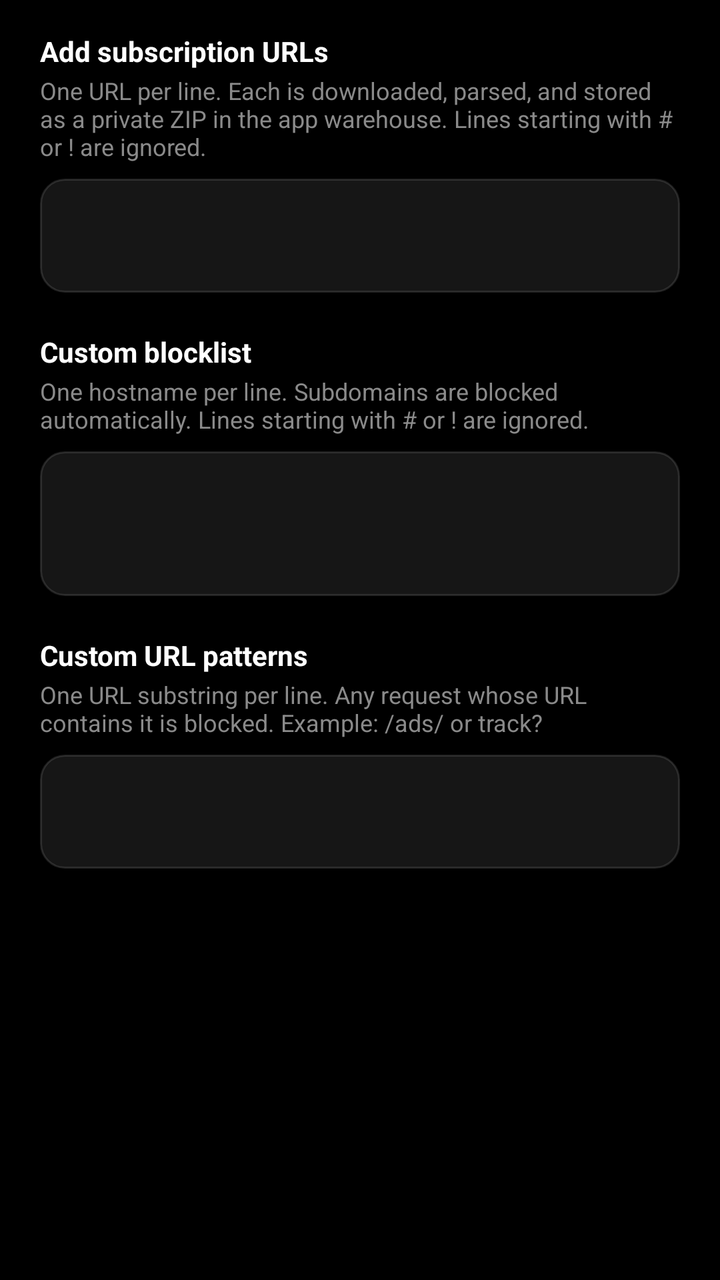
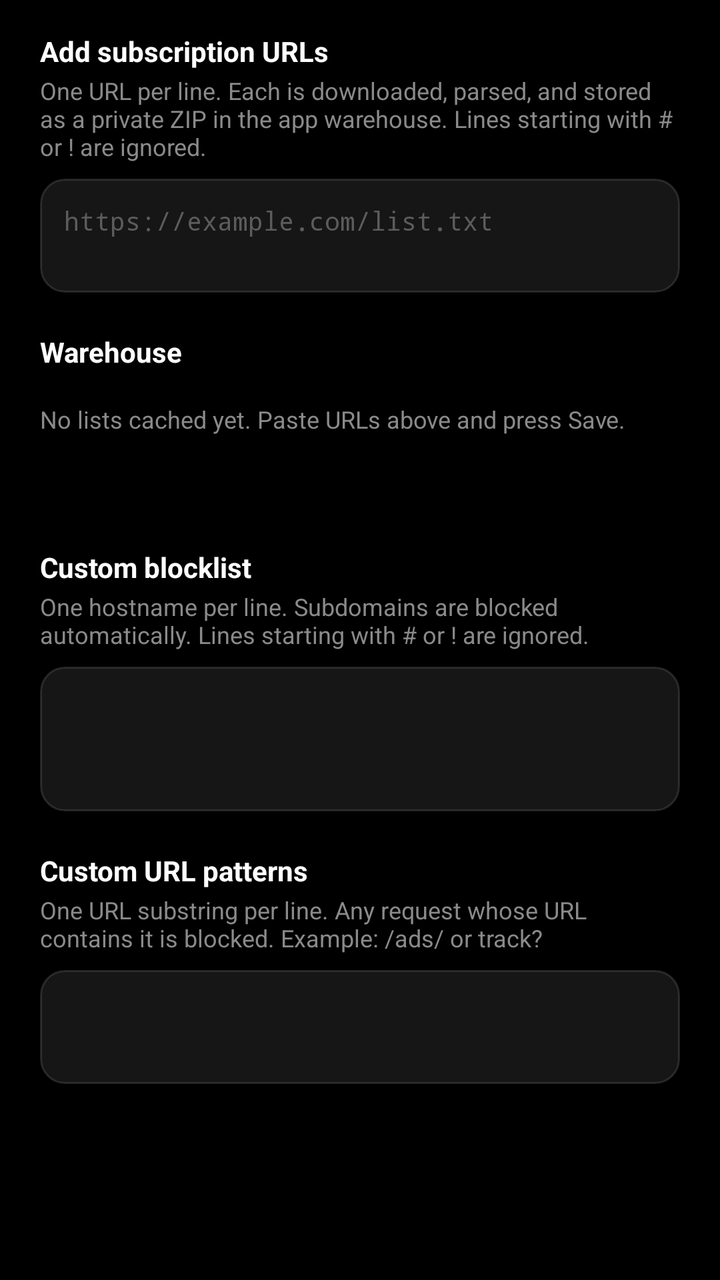

Before-and-after screenshots of an Android layout around one commit, followed by the original layout XML and the change that was made.
<!-- AndroidManifest.xml: application theme Theme.MinimalBrowser -->
<!-- res/layout/dialog_custom_filters.xml -->
<?xml version="1.0" encoding="utf-8"?>
<ScrollView xmlns:android="http://schemas.android.com/apk/res/android"
    android:layout_width="match_parent"
    android:layout_height="wrap_content"
    android:paddingStart="20dp"
    android:paddingEnd="20dp"
    android:paddingTop="8dp"
    android:paddingBottom="4dp"
    android:fillViewport="true">

    <LinearLayout
        android:layout_width="match_parent"
        android:layout_height="wrap_content"
        android:orientation="vertical">

        <TextView
            android:layout_width="match_parent"
            android:layout_height="wrap_content"
            android:layout_marginTop="8dp"
            android:text="@string/custom_filters_subscriptions_label"
            android:textColor="@color/text_primary"
            android:textSize="14sp"
            android:textStyle="bold" />

        <TextView
            android:layout_width="match_parent"
            android:layout_height="wrap_content"
            android:layout_marginTop="2dp"
            android:layout_marginBottom="8dp"
            android:text="@string/custom_filters_subscriptions_hint"
            android:textColor="@color/text_secondary"
            android:textSize="12sp" />

        <EditText
            android:id="@+id/editSubscriptions"
            android:layout_width="match_parent"
            android:layout_height="wrap_content"
            android:background="@drawable/bg_input_field"
            android:fontFamily="monospace"
            android:gravity="top|start"
            android:importantForAutofill="no"
            android:inputType="textMultiLine|textUri|textNoSuggestions"
            android:maxLines="4"
            android:minLines="2"
            android:padding="12dp"
            android:textColor="@color/text_primary"
            android:textColorHint="@color/text_tertiary"
            android:textSize="13sp" />

        <TextView
            android:layout_width="match_parent"
            android:layout_height="wrap_content"
            android:layout_marginTop="20dp"
            android:text="@string/custom_filters_blocklist_label"
            android:textColor="@color/text_primary"
            android:textSize="14sp"
            android:textStyle="bold" />

        <TextView
            android:layout_width="match_parent"
            android:layout_height="wrap_content"
            android:layout_marginTop="2dp"
            android:layout_marginBottom="8dp"
            android:text="@string/custom_filters_blocklist_hint"
            android:textColor="@color/text_secondary"
            android:textSize="12sp" />

        <EditText
            android:id="@+id/editBlocklist"
            android:layout_width="match_parent"
            android:layout_height="wrap_content"
            android:background="@drawable/bg_input_field"
            android:fontFamily="monospace"
            android:gravity="top|start"
            android:importantForAutofill="no"
            android:inputType="textMultiLine|textNoSuggestions"
            android:maxLines="6"
            android:minLines="3"
            android:padding="12dp"
            android:textColor="@color/text_primary"
            android:textColorHint="@color/text_tertiary"
            android:textSize="13sp" />

        <TextView
            android:layout_width="match_parent"
            android:layout_height="wrap_content"
            android:layout_marginTop="20dp"
            android:text="@string/custom_filters_patterns_label"
            android:textColor="@color/text_primary"
            android:textSize="14sp"
            android:textStyle="bold" />

        <TextView
            android:layout_width="match_parent"
            android:layout_height="wrap_content"
            android:layout_marginTop="2dp"
            android:layout_marginBottom="8dp"
            android:text="@string/custom_filters_patterns_hint"
            android:textColor="@color/text_secondary"
            android:textSize="12sp" />

        <EditText
            android:id="@+id/editPatterns"
            android:layout_width="match_parent"
            android:layout_height="wrap_content"
            android:background="@drawable/bg_input_field"
            android:fontFamily="monospace"
            android:gravity="top|start"
            android:importantForAutofill="no"
            android:inputType="textMultiLine|textNoSuggestions"
            android:maxLines="5"
            android:minLines="2"
            android:padding="12dp"
            android:textColor="@color/text_primary"
            android:textColorHint="@color/text_tertiary"
            android:textSize="13sp" />

        <TextView
            android:id="@+id/customFilterStats"
            android:layout_width="match_parent"
            android:layout_height="wrap_content"
            android:layout_marginTop="16dp"
            android:textColor="@color/text_secondary"
            android:textSize="12sp" />

    </LinearLayout>
</ScrollView>
<!-- resources referenced by this layout -->
<resources>
  <color name="text_primary">#FFFFFF</color>
  <color name="text_secondary">#8A8A8A</color>
  <color name="text_tertiary">#5C5C5C</color>
  <!-- drawable bg_input_field (drawable) -->
  <?xml version="1.0" encoding="utf-8"?>
  <selector xmlns:android="http://schemas.android.com/apk/res/android">
  
      
      <item android:state_focused="true">
          <shape android:shape="rectangle">
              <solid android:color="#1EFFFFFF" />
              <stroke
                  android:width="1.5dp"
                  android:color="@color/urlbar_border_focused" />
              <corners android:radius="12dp" />
          </shape>
      </item>
  
      
      <item>
          <shape android:shape="rectangle">
              <solid android:color="#16FFFFFF" />
              <stroke
                  android:width="1dp"
                  android:color="@color/urlbar_border" />
              <corners android:radius="12dp" />
          </shape>
      </item>
  
  </selector>
  <string name="custom_filters_blocklist_hint">One hostname per line. Subdomains are blocked automatically. Lines starting with # or ! are ignored.</string>
  <string name="custom_filters_blocklist_label">Custom blocklist</string>
  <string name="custom_filters_patterns_hint">One URL substring per line. Any request whose URL contains it is blocked. Example: /ads/ or track?</string>
  <string name="custom_filters_patterns_label">Custom URL patterns</string>
  <string name="custom_filters_subscriptions_hint">One URL per line. Each is downloaded, parsed, and stored as a private ZIP in the app warehouse. Lines starting with # or ! are ignored.</string>
  <string name="custom_filters_subscriptions_label">Add subscription URLs</string>
  <style name="Theme.MinimalBrowser" parent="Theme.Material3.Dark.NoActionBar">
          
          <item name="android:windowBackground">@color/window_bg</item>
          <item name="android:colorBackground">@color/window_bg</item>
          <item name="android:statusBarColor">@color/window_bg</item>
          <item name="android:navigationBarColor">@color/window_bg</item>
          <item name="android:windowLightStatusBar">false</item>
          <item name="android:windowLightNavigationBar" tools:targetApi="27">false</item>
  
          
          <item name="colorPrimary">@color/accent</item>
          <item name="colorOnPrimary">@color/text_primary</item>
          <item name="colorAccent">@color/accent</item>
          <item name="colorSurface">@color/surface</item>
          <item name="colorOnSurface">@color/text_primary</item>
          <item name="colorSurfaceVariant">@color/surface_variant</item>
          <item name="colorOnSurfaceVariant">@color/text_secondary</item>
          <item name="colorOutline">@color/divider</item>
  
          
          <item name="colorControlHighlight">@color/ripple_light</item>
          <item name="android:colorControlHighlight">@color/ripple_light</item>
      </style>
  <color name="urlbar_border_focused">#994D6BFE</color>
  <color name="urlbar_border">#1FFFFFFF</color>
  <color name="window_bg">#000000</color>
  <color name="accent">#4D6BFE</color>
  <color name="surface">#1A1A1A</color>
  <color name="surface_variant">#262626</color>
  <color name="divider">#1AFFFFFF</color>
  <color name="ripple_light">#33FFFFFF</color>
</resources>

<!-- the commit's change to res/layout/dialog_custom_filters.xml (unified diff, before → after) -->
@@ -39,6 +39,7 @@
             android:fontFamily="monospace"
             android:gravity="top|start"
             android:importantForAutofill="no"
+            android:hint="https://example.com/list.txt"
             android:inputType="textMultiLine|textUri|textNoSuggestions"
             android:maxLines="4"
             android:minLines="2"
@@ -46,6 +47,46 @@
             android:textColor="@color/text_primary"
             android:textColorHint="@color/text_tertiary"
             android:textSize="13sp" />
+
+        <TextView
+            android:layout_width="match_parent"
+            android:layout_height="wrap_content"
+            android:layout_marginTop="20dp"
+            android:text="@string/custom_filters_warehouse_label"
+            android:textColor="@color/text_primary"
+            android:textSize="14sp"
+            android:textStyle="bold" />
+
+        <LinearLayout
+            android:layout_width="match_parent"
+            android:layout_height="wrap_content"
+            android:layout_marginTop="8dp"
+            android:orientation="vertical">
+
+            <LinearLayout
+                android:id="@+id/warehouseContainer"
+                android:layout_width="match_parent"
+                android:layout_height="wrap_content"
+                android:orientation="vertical" />
+
+            <TextView
+                android:id="@+id/warehouseEmptyText"
+                android:layout_width="match_parent"
+                android:layout_height="wrap_content"
+                android:paddingTop="8dp"
+                android:paddingBottom="8dp"
+                android:text="@string/custom_filters_warehouse_empty"
+                android:textColor="@color/text_secondary"
+                android:textSize="12sp" />
+        </LinearLayout>
+
+        <TextView
+            android:id="@+id/customFilterStats"
+            android:layout_width="match_parent"
+            android:layout_height="wrap_content"
+            android:layout_marginTop="12dp"
+            android:textColor="@color/text_secondary"
+            android:textSize="12sp" />
 
         <TextView
             android:layout_width="match_parent"
@@ -115,13 +156,5 @@
             android:textColorHint="@color/text_tertiary"
             android:textSize="13sp" />
 
-        <TextView
-            android:id="@+id/customFilterStats"
-            android:layout_width="match_parent"
-            android:layout_height="wrap_content"
-            android:layout_marginTop="16dp"
-            android:textColor="@color/text_secondary"
-            android:textSize="12sp" />
-
     </LinearLayout>
 </ScrollView>
<!-- resource entries referenced after the edit -->
@@ -36,6 +36,8 @@
   <string name="custom_filters_patterns_label">Custom URL patterns</string>
   <string name="custom_filters_subscriptions_hint">One URL per line. Each is downloaded, parsed, and stored as a private ZIP in the app warehouse. Lines starting with # or ! are ignored.</string>
   <string name="custom_filters_subscriptions_label">Add subscription URLs</string>
+  <string name="custom_filters_warehouse_empty">No lists cached yet. Paste URLs above and press Save.</string>
+  <string name="custom_filters_warehouse_label">Warehouse</string>
   <style name="Theme.MinimalBrowser" parent="Theme.Material3.Dark.NoActionBar">
           
           <item name="android:windowBackground">@color/window_bg</item>
